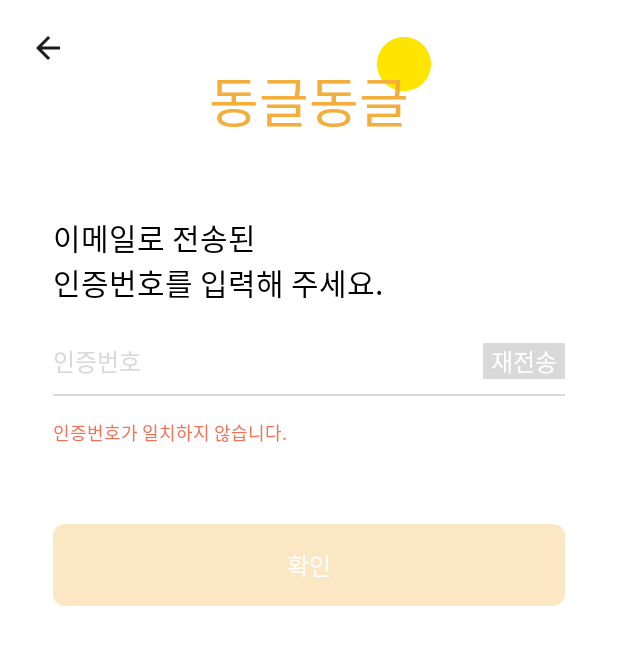
After one commit to seongh06/OO_android, an Android app: the layout fragment_signup_email.xml on its own in the app's theme, with its tools: preview values and no code run, on a phone screen of 412 x 824 dp. The commit adds this screen. Shown: the top 645 px of the screen. Run offline under Robolectric (Android 15) with nearby library versions, the phone set to English and light mode, and no system bars.

Commit message:
[UI/#1] 회원가입 이메일 인증 xml 제작

```diff
--- /dev/null
+++ b/app/src/main/res/layout/fragment_signup_email.xml
@@ -0,0 +1,132 @@
+<?xml version="1.0" encoding="utf-8"?>
+<layout xmlns:android="http://schemas.android.com/apk/res/android"
+    xmlns:app="http://schemas.android.com/apk/res-auto">
+
+    <data>
+
+    </data>
+
+    <androidx.constraintlayout.widget.ConstraintLayout
+        android:layout_width="match_parent"
+        android:layout_height="match_parent"
+        android:background="@color/white">
+
+        <ImageView
+            android:id="@+id/iv_signup_email_back"
+            android:layout_width="24dp"
+            android:layout_height="24dp"
+            android:src="@drawable/ic_row_back"
+            app:layout_constraintTop_toTopOf="parent"
+            app:layout_constraintStart_toStartOf="parent"
+            android:layout_marginStart="20dp"
+            android:layout_marginTop="20dp"/>
+
+        <ImageView
+            android:id="@+id/iv_signup_email_circle"
+            android:layout_width="36sp"
+            android:layout_height="36sp"
+            android:src="@drawable/img_logo_circle"
+            app:layout_constraintStart_toEndOf="@id/tv_logo_text"
+            app:layout_constraintTop_toTopOf="@id/tv_logo_text"
+            android:layout_marginStart="-21dp"
+            android:layout_marginTop="-15dp"/>
+
+        <TextView
+            android:id="@+id/tv_logo_text"
+            android:layout_width="wrap_content"
+            android:layout_height="wrap_content"
+            android:text="동글동글"
+            style="@style/TextAppearance.OO.logo_36sp"
+            app:layout_constraintStart_toStartOf="parent"
+            app:layout_constraintEnd_toEndOf="parent"
+            app:layout_constraintTop_toTopOf="parent"
+            android:layout_marginTop="40dp"/>
+
+        <LinearLayout
+            android:id="@+id/layout_signup_email_text"
+            android:layout_width="wrap_content"
+            android:layout_height="wrap_content"
+            app:layout_constraintStart_toStartOf="parent"
+            app:layout_constraintTop_toBottomOf="@id/tv_logo_text"
+            android:orientation="vertical"
+            android:layout_marginTop="50dp"
+            android:layout_marginStart="35dp">
+
+            <TextView
+                android:layout_width="wrap_content"
+                android:layout_height="wrap_content"
+                android:text="이메일로 전송된"
+                style="@style/TextAppearance.OO.20sp"/>
+
+            <TextView
+                android:layout_width="wrap_content"
+                android:layout_height="wrap_content"
+                android:text="인증번호를 입력해 주세요."
+                style="@style/TextAppearance.OO.20sp"/>
+
+        </LinearLayout>
+
+        <EditText
+            android:id="@+id/et_signup_email_authentication_number"
+            android:layout_width="wrap_content"
+            android:layout_height="wrap_content"
+            android:hint="인증번호"
+            style="@style/TextAppearance.OO.16sp"
+            android:textColorHint="@color/hint.gray"
+            android:background="@color/empty"
+            app:layout_constraintTop_toBottomOf="@id/layout_signup_email_text"
+            app:layout_constraintStart_toStartOf="@id/layout_signup_email_text"
+            android:layout_marginTop="25dp"/>
+
+        <View
+            android:id="@+id/view_signup_email_authentication_number_line"
+            android:layout_width="match_parent"
+            android:layout_height="1dp"
+            android:background="@color/hint.gray"
+            android:layout_marginTop="10dp"
+            app:layout_constraintTop_toBottomOf="@id/et_signup_email_authentication_number"
+            android:layout_marginStart="35dp"
+            android:layout_marginEnd="35dp"/>
+
+        <TextView
+            android:id="@+id/tv_signup_email_retransmit_button"
+            android:layout_width="wrap_content"
+            android:layout_height="wrap_content"
+            android:text="재전송"
+            android:background="@color/hint.gray"
+            style="@style/TextAppearance.OO.16sp"
+            android:textColor="@color/white"
+            android:paddingHorizontal="5dp"
+            app:bottomto="@id/layout_signup_box"
+            app:layout_constraintEnd_toEndOf="@id/view_signup_email_authentication_number_line"
+            app:layout_constraintBottom_toTopOf="@id/view_signup_email_authentication_number_line"
+            android:layout_marginBottom="10dp"/>
+
+        <TextView
+            android:id="@+id/tv_signup_email_authentication_warning"
+            android:layout_width="wrap_content"
+            android:layout_height="wrap_content"
+            android:text="인증번호가 일치하지 않습니다."
+            style="@style/TextAppearance.OO.prtendard_12sp"
+            android:textColor="@color/warning"
+            app:layout_constraintStart_toStartOf="@id/view_signup_email_authentication_number_line"
+            app:layout_constraintTop_toBottomOf="@id/view_signup_email_authentication_number_line"
+            android:layout_marginTop="15dp"
+            android:visibility="visible"/>
+
+        <TextView
+            android:id="@+id/tv_signup_email_button"
+            android:layout_width="match_parent"
+            android:layout_height="wrap_content"
+            android:text="확인"
+            style="@style/TextAppearance.OO.16sp"
+            android:textColor="@color/white"
+            android:gravity="center"
+            android:background="@drawable/shape_rect_8_oy_30"
+            android:padding="15dp"
+            app:layout_constraintTop_toBottomOf="@id/view_signup_email_authentication_number_line"
+            android:layout_marginTop="85dp"
+            android:layout_marginHorizontal="35dp"/>
+
+    </androidx.constraintlayout.widget.ConstraintLayout>
+</layout>
--- a/app/src/main/res/values/appearances.xml
+++ b/app/src/main/res/values/appearances.xml
@@ -49,4 +49,8 @@
         <item name="android:textSize">12sp</item>
     </style>
 
+    <style name="TextAppearance.OO.20sp">
+        <item name="android:textSize">20sp</item>
+    </style>
+
 </resources>
```
